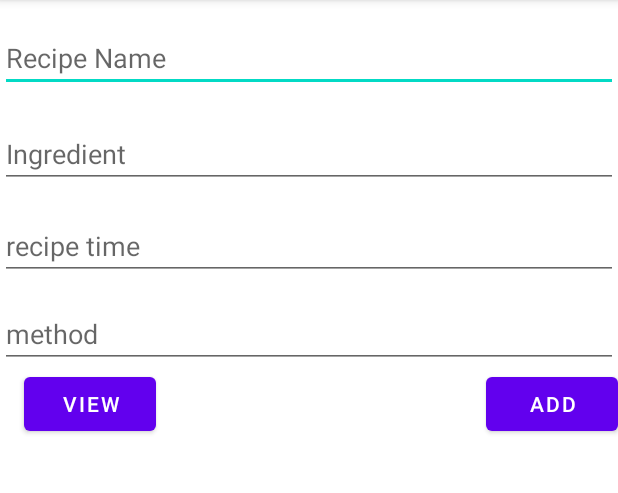
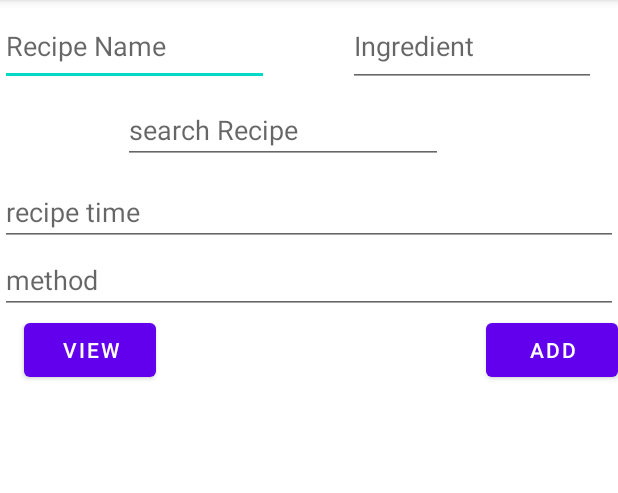
Before and after one commit to come219/StudiRep, an Android app: the screen it shows after launch (MainActivity), on a phone screen of 412 x 824 dp, the part 84-577 px from its top. Run offline under Robolectric (Android 15) with nearby library versions, the phone set to English and light mode, and no system bars.

Commit message:
searchingRecipes

```diff
--- a/app/src/main/java/com/example/searching/DatabaseHelper.java
+++ b/app/src/main/java/com/example/searching/DatabaseHelper.java
@@ -2,13 +2,17 @@ package com.example.searching;
 
 import android.content.ContentValues;
 import android.content.Context;
+import android.database.Cursor;
 import android.database.sqlite.SQLiteDatabase;
 import android.database.sqlite.SQLiteOpenHelper;
+import android.widget.EditText;
 
 import androidx.annotation.Nullable;
 
+import java.util.ArrayList;
+import java.util.List;
+
 public class DatabaseHelper extends SQLiteOpenHelper {
-
 
     public static final String RECIPE_TABLE = "RECIPE_TABLE";
     public static final String COLUMN_RECIPE_NAME = "RECIPE_NAME";
@@ -33,6 +37,9 @@ public class DatabaseHelper extends SQLiteOpenHelper {
     public void onUpgrade(SQLiteDatabase db, int oldVersion, int newVersion) {
 
     }
+
+
+    // This adds a recipe to the database.
     public boolean addOne(Recipe recipe){
         SQLiteDatabase db= this.getWritableDatabase();
         ContentValues cv = new ContentValues();//take pairs of calue and asscociate with them.
@@ -51,4 +58,110 @@ public class DatabaseHelper extends SQLiteOpenHelper {
 
 
     }
+
+    // this deletes the recipe by clicking on the recipe
+
+    public boolean deleteRecipe(Recipe recipe){
+        //this id finding the customer variable and is it is there delete.
+        SQLiteDatabase db =this.getWritableDatabase();
+        String queryString = " DELETE FROM " + RECIPE_TABLE + " WHERE " + COLUMN_ID + " = " + recipe.getId();
+        Cursor cursor = db.rawQuery(queryString, null);
+        if(cursor.moveToFirst()){
+            return true;
+        }
+        else{
+            return false;
+        }
+
+    }
+
+    // this is supposed to get the recipe to display it when the searched for by an ingredient.
+    public Cursor getRecipe(Recipe recipe){
+        //this id finding the customer variable and is it is there and displaying it.
+        SQLiteDatabase db =this.getReadableDatabase();
+        String queryString = " SELECT * FROM " + RECIPE_TABLE + " WHERE " + COLUMN_RECIPE_INGREDIENT + " = " + recipe.getRecipeIngredient();
+        Cursor cursor = db.rawQuery(queryString, null);
+
+        return cursor;
+    }
+
+
+
+
+
+
+
+   // gets all the recipes on a database and .
+    public List<Recipe> getEveryone() {
+
+        List<Recipe> returnList = new ArrayList<>();
+        //Getting data from database.
+        String queryString = "SELECT *FROM "+ RECIPE_TABLE;
+        SQLiteDatabase db = this.getReadableDatabase();
+        Cursor cursor = db.rawQuery(queryString,null);
+        if (cursor.moveToFirst()) {
+            //looping through cursor and creating new customer objects.
+            do {
+                int id = cursor.getInt(0);
+                String recipeName = cursor.getString(1);
+                String recipeIngredient = cursor.getString(2);
+                String recipeMethod = cursor.getString(3);
+                int recipeTime = cursor.getInt(4);
+
+                Recipe newRecipe = new Recipe(id,recipeName,recipeIngredient, recipeMethod, recipeTime);
+                returnList.add(newRecipe);
+
+            }while(cursor.moveToNext());
+
+        }
+        else{
+            //do not add anything to the list
+        }
+        cursor.close();
+        db.close();
+        return returnList;
+
+    }
+
+    /*
+
+
+    public List<Recipe> getRecipe( String keyword) {
+
+        List<Recipe> returnList = new ArrayList<>();
+        //Getting data from database.
+        String queryString = "select * from " + RECIPE_TABLE + "where" + COLUMN_RECIPE_INGREDIENT +"like ?", new String[]{"%" + keyword + "&"};
+        SQLiteDatabase db = this.getReadableDatabase();
+        Cursor cursor = db.rawQuery(queryString,null);
+        if (cursor.moveToFirst()) {
+            //looping through cursor and creating new customer objects.
+            do {
+                int id = cursor.getInt(0);
+                String recipeName = cursor.getString(1);
+                String recipeIngredient = cursor.getString(2);
+                String recipeMethod = cursor.getString(3);
+                int recipeTime = cursor.getInt(4);
+
+                Recipe newRecipe = new Recipe(id,recipeName,recipeIngredient, recipeMethod, recipeTime);
+                returnList.add(newRecipe);
+
+            }while(cursor.moveToNext());
+
+        }
+        else{
+            //do not add anything to the list
+        }
+        cursor.close();
+        db.close();
+        return returnList;
+
+    }
+
+     */
+
+
+
+
+
+
 }
--- a/app/src/main/java/com/example/searching/MainActivity.java
+++ b/app/src/main/java/com/example/searching/MainActivity.java
@@ -3,62 +3,128 @@ package com.example.searching;
 import androidx.appcompat.app.AppCompatActivity;
 
 import android.os.Bundle;
+import android.text.Editable;
+import android.text.TextWatcher;
 import android.view.View;
+import android.widget.AdapterView;
+import android.widget.ArrayAdapter;
 import android.widget.Button;
 import android.widget.EditText;
 import android.widget.ListView;
+import android.widget.SearchView;
 import android.widget.Toast;
 
+import java.util.List;
+
 public class MainActivity extends AppCompatActivity {
-    //buttons and text refferences
+
+
+    //buttons and text references
     Button btnView,btnAdd;
-    EditText recipeName,mainIngredient,recipeMethod,recipeTime;
+    EditText recipeName,mainIngredient,recipeMethod,recipeTime,searchRecipe;
     ListView recipeList;
+    ArrayAdapter recipeArrayAdapter;
+
+    DatabaseHelper databaseHelper = new DatabaseHelper(MainActivity.this);
 
     @Override
     protected void onCreate(Bundle savedInstanceState) {
         super.onCreate(savedInstanceState);
         setContentView(R.layout.activity_main);
 
-        btnView=findViewById(R.id.btnView);
-        btnAdd=findViewById(R.id.btnAdd);
-        recipeName=findViewById(R.id.recipeName) ;
-        recipeMethod=findViewById(R.id.recipeMethod);
-        mainIngredient=findViewById(R.id.mainIngredient);
+        btnView = findViewById(R.id.btnView);
+        btnAdd = findViewById(R.id.btnAdd);
+        recipeName = findViewById(R.id.recipeName);
+        recipeMethod = findViewById(R.id.recipeMethod);
+        mainIngredient = findViewById(R.id.mainIngredient);
         recipeList = findViewById(R.id.recipeList);
-        recipeTime=findViewById(R.id.recipeTime);
+        recipeTime = findViewById(R.id.recipeTime);
+        searchRecipe = findViewById(R.id.searchRecipe);
+
+        databaseHelper = new DatabaseHelper(MainActivity.this);
+        ShowRecipeList(databaseHelper);
 
         //Below are button listeners for all the buttons.
-        btnAdd.setOnClickListener(new View.OnClickListener(){
+        btnAdd.setOnClickListener(new View.OnClickListener() {
 
             @Override
             public void onClick(View v) {
 
                 Recipe recipe;
-                try{
-                    recipe = new Recipe(-1,recipeName.getText().toString(),mainIngredient.getText().toString(),recipeMethod.getText().toString(),Integer.parseInt(recipeTime.getText().toString()));
-                    Toast.makeText(MainActivity.this,recipe.toString(),Toast.LENGTH_SHORT).show();
-                }
-                catch(Exception e){
-                    Toast.makeText(MainActivity.this,"Error creating recipe",Toast.LENGTH_SHORT).show();
-                    recipe = new Recipe(-1,"error","error","error",0);
+                try {
+
+                    //add recipe
+                    recipe = new Recipe(-1, recipeName.getText().toString(), mainIngredient.getText().toString(), recipeMethod.getText().toString(), Integer.parseInt(recipeTime.getText().toString()));
+                    //Toast.makeText(MainActivity.this, recipe.toString(), Toast.LENGTH_SHORT).show();
+                    DatabaseHelper databaseHelper = new DatabaseHelper(MainActivity.this);
+                    boolean success = databaseHelper.addOne(recipe);
+                    Toast.makeText(MainActivity.this, "Success" + success, Toast.LENGTH_SHORT).show();
+                 // if the user enters in wrong inpu will cause an error mesdage to be made.
+                } catch (Exception e) {
+                    Toast.makeText(MainActivity.this, "Error creating recipe", Toast.LENGTH_SHORT).show();
+                    //recipe = new Recipe(-1, "error", "error", "error", 0);
 
                 }
 
-                DatabaseHelper databaseHelper =  new DatabaseHelper(MainActivity.this);
-                boolean success = databaseHelper.addOne(recipe);
-                Toast.makeText(MainActivity.this,"Success"+success,Toast.LENGTH_SHORT).show();
+                //DatabaseHelper databaseHelper = new DatabaseHelper(MainActivity.this);
+                //boolean success = databaseHelper.addOne(recipe);
+                //Toast.makeText(MainActivity.this, "Success" + success, Toast.LENGTH_SHORT).show();
+                ShowRecipeList(databaseHelper);
 
 
             }
         });
-        btnView.setOnClickListener(new View.OnClickListener() {
+        btnView.setOnClickListener((v) -> {
+            DatabaseHelper databaseHelper = new DatabaseHelper(MainActivity.this);
+
+
+            ShowRecipeList(databaseHelper);
+            //Toast.makeText(MainActivity.this, everyone.toString(),Toast.LENGTH_SHORT).show();
+        });
+
+        //deleting a recipe from the visible list and from the database
+
+        recipeList.setOnItemClickListener(new AdapterView.OnItemClickListener() {
             @Override
-            public void onClick(View v) {
-                Toast.makeText(MainActivity.this,"Add Button",Toast.LENGTH_SHORT).show();
+
+            public void onItemClick(AdapterView<?> parent, View view, int position, long id) {
+                Recipe recipeClick = (Recipe) parent.getItemAtPosition(position);
+                databaseHelper.deleteRecipe(recipeClick);
+                ShowRecipeList(databaseHelper);
+                Toast.makeText(MainActivity.this, "Deleted" + recipeClick.toString(),Toast.LENGTH_SHORT).show();
+            }
+        });
+
+         // this is supposed to show the recipes that have been searched for.
+
+        searchRecipe.addTextChangedListener(new TextWatcher() {
+            @Override
+            public void beforeTextChanged(CharSequence s, int start, int count, int after) {
+
+            }
+
+            @Override
+            public void onTextChanged(CharSequence s, int start, int before, int count) {
+                MainActivity.this.recipeArrayAdapter.getFilter().filter(s);
+
+            }
+
+            @Override
+            public void afterTextChanged(Editable s) {
 
             }
         });
 
+
+
     }
+
+    // adapater to be able to show all the recipes.
+    private void ShowRecipeList(DatabaseHelper databaseHelper2) {
+
+        recipeArrayAdapter = new ArrayAdapter<Recipe>(MainActivity.this, android.R.layout.simple_list_item_1, databaseHelper2.getEveryone());
+        recipeList.setAdapter(recipeArrayAdapter);
+
+    }
+
 }
--- a/app/src/main/java/com/example/searching/Recipe.java
+++ b/app/src/main/java/com/example/searching/Recipe.java
@@ -1,6 +1,6 @@
 package com.example.searching;
-
-public class Recipe {
+//all this code creates the object recipe
+ public class Recipe {
     private int id;
     private String recipeName;
     private String recipeIngredient;
--- /dev/null
+++ b/app/src/main/res/drawable/ic_add.xml
@@ -0,0 +1,5 @@
+<vector android:height="24dp" android:tint="#FDFAFF"
+    android:viewportHeight="24" android:viewportWidth="24"
+    android:width="24dp" xmlns:android="http://schemas.android.com/apk/res/android">
+    <path android:fillColor="@android:color/white" android:pathData="M19,13h-6v6h-2v-6H5v-2h6V5h2v6h6v2z"/>
+</vector>
--- a/app/src/main/res/layout/activity_main.xml
+++ b/app/src/main/res/layout/activity_main.xml
@@ -8,24 +8,11 @@
 
     <EditText
         android:id="@+id/recipeName"
-        android:layout_width="0dp"
-        android:layout_height="wrap_content"
-        android:layout_marginTop="16dp"
+        android:layout_width="179dp"
+        android:layout_height="53dp"
+        android:layout_marginTop="4dp"
         android:ems="10"
         android:hint="Recipe Name"
-        android:inputType="textPersonName"
-        app:layout_constraintEnd_toEndOf="parent"
-        app:layout_constraintHorizontal_bias="0.497"
-        app:layout_constraintStart_toStartOf="parent"
-        app:layout_constraintTop_toTopOf="parent" />
-
-    <EditText
-        android:id="@+id/mainIngredient"
-        android:layout_width="0dp"
-        android:layout_height="wrap_content"
-        android:layout_marginTop="80dp"
-        android:ems="10"
-        android:hint="Ingredient"
         android:inputType="textPersonName"
         app:layout_constraintEnd_toEndOf="parent"
         app:layout_constraintHorizontal_bias="0.0"
@@ -33,10 +20,24 @@
         app:layout_constraintTop_toTopOf="parent" />
 
     <EditText
+        android:id="@+id/mainIngredient"
+        android:layout_width="165dp"
+        android:layout_height="54dp"
+        android:layout_marginTop="4dp"
+        android:ems="10"
+        android:hint="Ingredient"
+        android:inputType="textPersonName"
+        app:layout_constraintEnd_toEndOf="parent"
+        app:layout_constraintHorizontal_bias="0.94"
+        app:layout_constraintStart_toStartOf="parent"
+        app:layout_constraintTop_toTopOf="parent" />
+
+
+    <EditText
         android:id="@+id/recipeMethod"
         android:layout_width="0dp"
         android:layout_height="wrap_content"
-        android:layout_marginTop="200dp"
+        android:layout_marginTop="164dp"
         android:ems="10"
         android:gravity="start|top"
         android:hint="method"
@@ -58,7 +59,7 @@
         app:layout_constraintHorizontal_bias="0.0"
         app:layout_constraintStart_toStartOf="parent"
         app:layout_constraintTop_toTopOf="@+id/recipeName"
-        app:layout_constraintVertical_bias="0.906" />
+        app:layout_constraintVertical_bias="1.0" />
 
     <Button
         android:id="@+id/btnView"
@@ -77,12 +78,28 @@
         app:layout_constraintEnd_toEndOf="parent"
         app:layout_constraintTop_toTopOf="@+id/btnView" />
 
+
     <ListView
         android:id="@+id/recipeList"
-        android:layout_width="413dp"
-        android:layout_height="437dp"
+        android:layout_width="388dp"
+        android:layout_height="393dp"
+        android:layout_marginBottom="4dp"
         app:layout_constraintBottom_toBottomOf="parent"
         app:layout_constraintEnd_toEndOf="parent"
+        app:layout_constraintHorizontal_bias="0.695"
         app:layout_constraintStart_toStartOf="parent" />
 
+    <EditText
+        android:id="@+id/searchRecipe"
+        android:layout_width="wrap_content"
+        android:layout_height="wrap_content"
+        android:layout_marginTop="64dp"
+        android:ems="10"
+        android:hint="search Recipe"
+        android:inputType="textPersonName"
+        app:layout_constraintEnd_toEndOf="parent"
+        app:layout_constraintHorizontal_bias="0.412"
+        app:layout_constraintStart_toStartOf="parent"
+        app:layout_constraintTop_toTopOf="parent" />
+
 </androidx.constraintlayout.widget.ConstraintLayout>
```
Also changed, not shown: app/src/main/res/drawable-anydpi/ic_action_search.xml (added, +11 -0 lines), app/src/main/res/drawable-hdpi/ic_action_search.png (added), app/src/main/res/drawable-mdpi/ic_action_search.png (added), app/src/main/res/drawable-xhdpi/ic_action_search.png (added), app/src/main/res/drawable-xxhdpi/ic_action_search.png (added).
